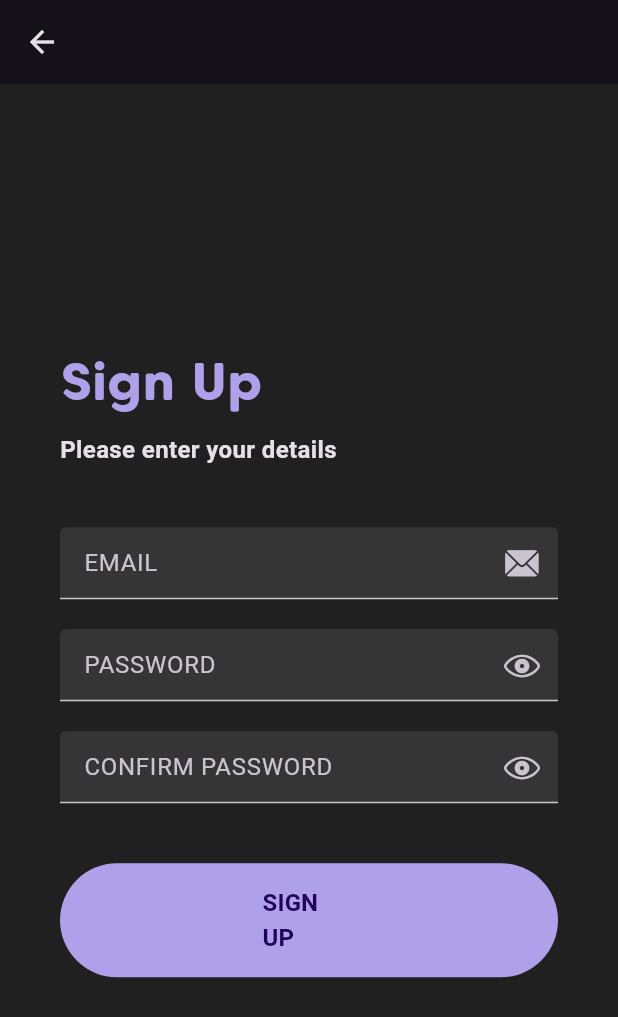
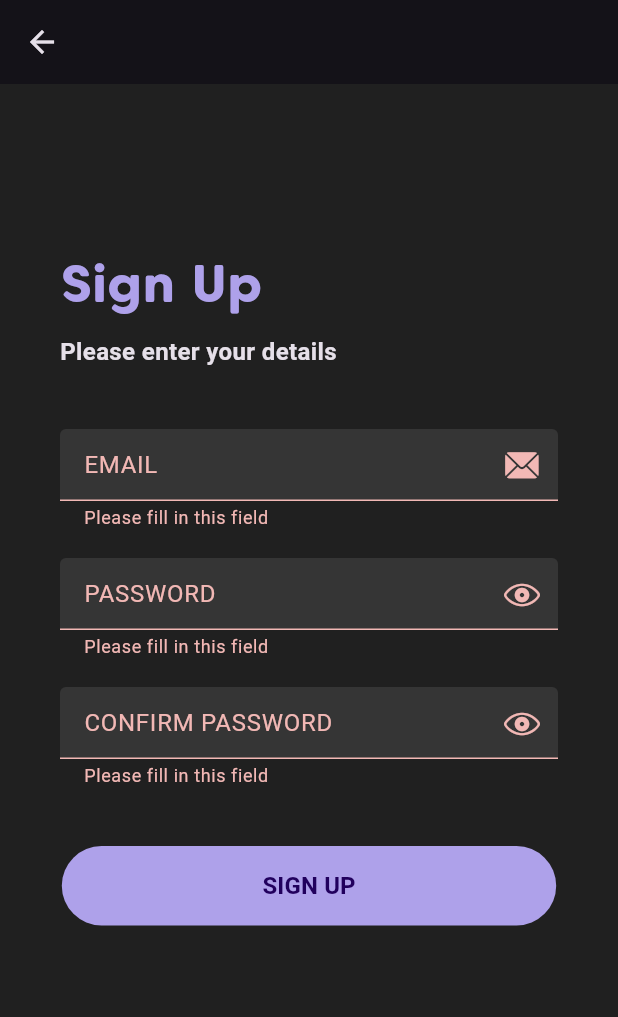
Before and after one commit to amiyuki7/zonin, a Flutter app: the SignUpScreen screen opened directly, after a tap on "SIGN UP", on a phone screen of 412 x 824 dp. Shown: the top 1017 px of the screen. Run offline on Flutter 3.47's test engine with Material 3 defaults, Android fonts, the phone set to English and light mode, and no system bars; our stand-ins replace bloc, equatable, flutter_bloc, google_fonts; missing offline and left inert: rethink_db_ns; statements that could not run were skipped.

Commit message:
Add sign up

```diff
--- a/lib/components/zonin_text_field.dart
+++ b/lib/components/zonin_text_field.dart
@@ -7,6 +7,7 @@ class ZoninTextField extends StatefulWidget {
   final bool obscureText;
   final TextInputType keyboardType;
   final Widget? suffixIcon;
+  final String? Function(String?)? validator;
 
   const ZoninTextField({
     super.key,
@@ -15,6 +16,7 @@ class ZoninTextField extends StatefulWidget {
     required this.obscureText,
     required this.keyboardType,
     this.suffixIcon,
+    this.validator,
   });
 
   @override
@@ -41,6 +43,8 @@ class _ZoninTextFieldState extends State<ZoninTextField> {
   Widget build(BuildContext context) {
     return TextFormField(
       focusNode: _focusNode,
+      controller: widget.controller,
+      validator: widget.validator,
       cursorHeight: 15,
       obscureText: widget.obscureText,
       decoration: InputDecoration(
--- a/lib/screens/sign_up_screen.dart
+++ b/lib/screens/sign_up_screen.dart
@@ -1,7 +1,9 @@
 import 'package:flutter/cupertino.dart';
 import 'package:flutter/material.dart';
+import 'package:flutter_bloc/flutter_bloc.dart';
 import 'package:zonin/colors.dart';
 import 'package:zonin/components/zonin_text_field.dart';
+import 'package:zonin/state/auth/auth_cubit.dart';
 
 class SignUpScreen extends StatefulWidget {
   const SignUpScreen({super.key});
@@ -19,6 +21,24 @@ class _SignUpScreenState extends State<SignUpScreen> {
   bool _obscureConfirm = true;
   IconData _obscureConfirmIcon = CupertinoIcons.eye;
   final _formKey = GlobalKey<FormState>();
+
+  @override
+  void initState() {
+    super.initState();
+    context.read<AuthCubit>().stream.listen((state) {
+      if (state is Unauthenticated) {
+        final snackBar = SnackBar(
+          content: Text(
+            state.reason,
+            style: const TextStyle(fontSize: 16, fontWeight: FontWeight.w900, color: darkBg2),
+          ),
+          backgroundColor: const Color(0xFFFF7477),
+        );
+        ScaffoldMessenger.of(context).removeCurrentSnackBar();
+        ScaffoldMessenger.of(context).showSnackBar(snackBar);
+      }
+    });
+  }
 
   @override
   Widget build(BuildContext context) {
@@ -102,6 +122,7 @@ class _SignUpScreenState extends State<SignUpScreen> {
                   icon: Icon(_obscureConfirmIcon, size: 24),
                 ),
                 validator: (value) {
+                  if (value!.isEmpty) return 'Please fill in this field';
                   if (value != passwordController.text) return 'Passwords do not match!';
                   return null;
                 },
@@ -109,16 +130,21 @@ class _SignUpScreenState extends State<SignUpScreen> {
               const SizedBox(height: 40),
               Center(
                 child: TextButton(
-                  onPressed: () {
-                    print(_formKey.currentState!.validate());
+                  onPressed: () async {
+                    if (_formKey.currentState!.validate()) {
+                      await context
+                          .read<AuthCubit>()
+                          .signUp(emailController.text, passwordController.text);
+                    }
                   },
-                  style: const ButtonStyle(
-                    backgroundColor: MaterialStatePropertyAll<Color>(accentPurple),
-                    padding: MaterialStatePropertyAll<EdgeInsets>(
-                      EdgeInsets.only(left: 135, right: 135, top: 15, bottom: 15),
-                    ),
+                  style: ButtonStyle(
+                    minimumSize: MaterialStatePropertyAll<Size>(
+                        Size(MediaQuery.of(context).size.width * 0.8, 0)),
+                    backgroundColor: const MaterialStatePropertyAll<Color>(accentPurple),
+                    padding: const MaterialStatePropertyAll<EdgeInsets>(
+                        EdgeInsets.symmetric(vertical: 15)),
                     splashFactory: InkSplash.splashFactory,
-                    overlayColor: MaterialStatePropertyAll<Color>(accentPurple2),
+                    overlayColor: const MaterialStatePropertyAll<Color>(accentPurple2),
                   ),
                   child: const Text(
                     "SIGN UP",
@@ -130,7 +156,7 @@ class _SignUpScreenState extends State<SignUpScreen> {
                   ),
                 ),
               ),
-              // Spacer(flex: 1),
+              const SizedBox(height: 100),
             ],
           ),
         ),
--- /dev/null
+++ b/lib/state/auth/auth_state.dart
@@ -0,0 +1,32 @@
+part of 'auth_cubit.dart';
+
+sealed class AuthState extends Equatable {
+  const AuthState();
+
+  @override
+  List<Object> get props => [];
+}
+
+final class Loading extends AuthState {}
+
+final class Unauthenticated extends AuthState {
+  final String reason;
+
+  /// This is just to enable for distinct states to be registered  upon `emit()` when resubmitting
+  /// failed login attempts
+  final DateTime _id;
+
+  const Unauthenticated(this.reason, this._id);
+
+  @override
+  List<Object> get props => [reason, _id];
+}
+
+final class Authenticated extends AuthState {
+  final User user;
+
+  const Authenticated(this.user);
+
+  @override
+  List<Object> get props => [user];
+}
```
Also changed, not shown: lib/screens/login_screen.dart (+18 -8 lines), lib/state/auth/auth_cubit.dart (added, +32 -0 lines).
